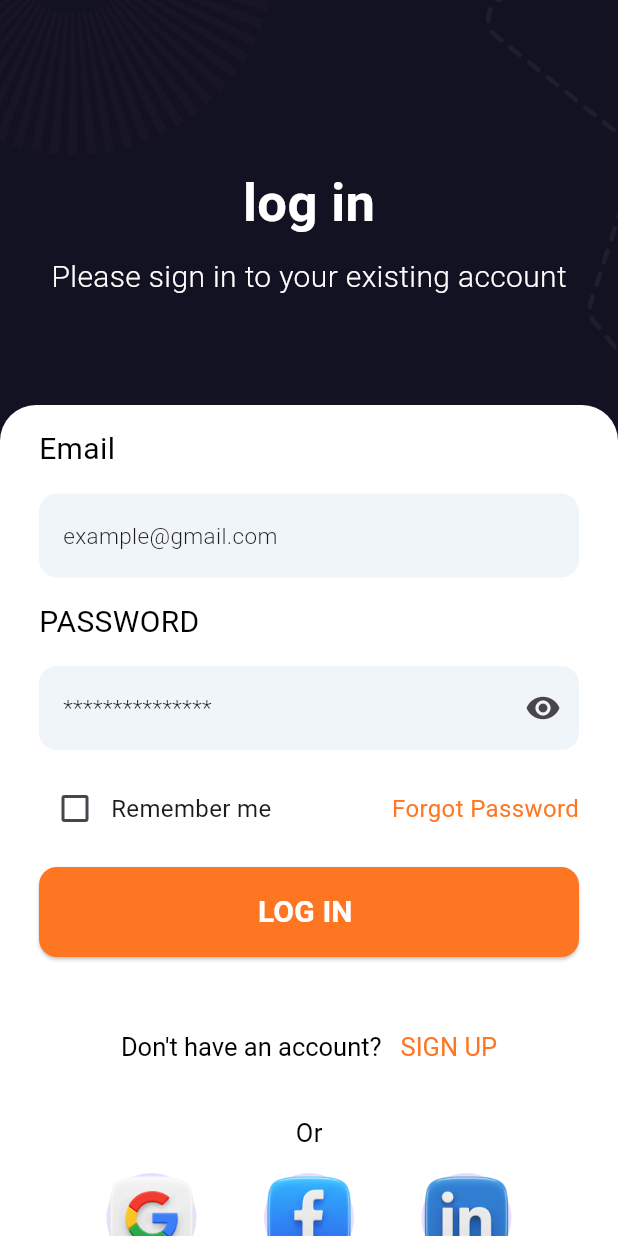
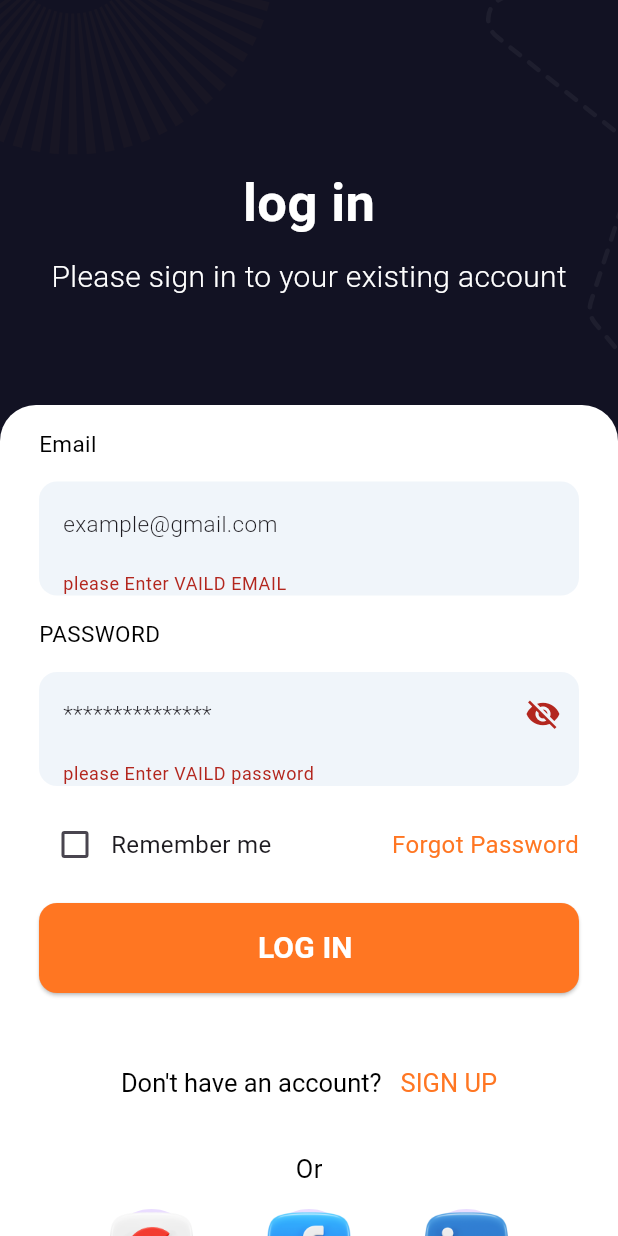
Before and after one commit to fathyaboesmael/ass_2_gdg, a Flutter app: the LoginScreen screen opened directly, after a tap on "LOG IN", on a phone screen of 412 x 824 dp. Run offline on Flutter 3.47's test engine with Material 3 defaults, Android fonts, the phone set to English and light mode, and no system bars; our stand-ins replace flutter_svg.

Commit message:
refactor: update login and sign up screens with form validation and state management chore: remove unused platform configurations from metadata fix: enhance custom button widget to accept onPressed callback

```diff
--- a/lib/core/widget/custom_bottom.dart
+++ b/lib/core/widget/custom_bottom.dart
@@ -1,9 +1,13 @@
 import 'package:flutter/material.dart';
 
 class CustomBottom extends StatelessWidget {
-  const CustomBottom({super.key, required this.customBottomText});
+  const CustomBottom({
+    super.key,
+    required this.customBottomText,
+    required this.onPressed,
+  });
   final String customBottomText;
-
+  final void Function()? onPressed;
   @override
   Widget build(BuildContext context) {
     return ElevatedButton(
@@ -15,7 +19,7 @@ class CustomBottom extends StatelessWidget {
         ),
       ),
 
-      onPressed: () {},
+      onPressed: onPressed,
       child: Text(
         customBottomText,
         style: TextStyle(color: Colors.white, fontSize: 20, fontWeight: .bold),
--- a/lib/core/widget/text_filed_section.dart
+++ b/lib/core/widget/text_filed_section.dart
@@ -1,18 +1,27 @@
 import 'package:flutter/material.dart';
 
-class TextFeildSection extends StatelessWidget {
+class TextFeildSection extends StatefulWidget {
   const TextFeildSection({
     super.key,
     required this.hintText,
     required this.textFieldName,
-    this.privacy,
     this.isSuffixIcon,
+    this.validator,
+    this.obscureText,
   });
   final String hintText;
   final String textFieldName;
-  final bool? privacy;
+  final bool? obscureText;
+
   final bool? isSuffixIcon;
+  final String? Function(String?)? validator;
 
+  @override
+  State<TextFeildSection> createState() => _TextFeildSectionState();
+}
+
+class _TextFeildSectionState extends State<TextFeildSection> {
+  bool vasbilty = true;
   @override
   Widget build(BuildContext context) {
     return Column(
@@ -20,10 +29,10 @@ class TextFeildSection extends StatelessWidget {
       crossAxisAlignment: .start,
       children: [
         Text(
-          textFieldName,
+          widget.textFieldName,
           style: TextStyle(
             color: Colors.black,
-            fontSize: 20,
+            fontSize: 15,
             fontWeight: .w400,
           ),
         ),
@@ -33,18 +42,29 @@ class TextFeildSection extends StatelessWidget {
             borderRadius: BorderRadius.circular(12),
           ),
 
-          child: TextField(
+          child: TextFormField(
+            validator: widget.validator,
+
             decoration: InputDecoration(
-              suffixIcon: isSuffixIcon == true
-                  ? Icon(Icons.remove_red_eye)
+              suffixIcon: widget.isSuffixIcon == true
+                  ? IconButton(
+                      onPressed: () {
+                        setState(() {
+                          vasbilty = !vasbilty;
+                        });
+                      },
+                      icon: vasbilty
+                          ? Icon(Icons.visibility_off)
+                          : Icon(Icons.remove_red_eye),
+                    )
                   : null,
               border: OutlineInputBorder(borderSide: BorderSide.none),
               hint: Text(
-                hintText,
+                widget.hintText,
                 style: TextStyle(fontWeight: .w300, fontSize: 15),
               ),
             ),
-            obscureText: privacy ?? false,
+            obscureText: widget.isSuffixIcon == true ? vasbilty : false,
           ),
         ),
       ],
--- a/lib/main.dart
+++ b/lib/main.dart
@@ -1,7 +1,5 @@
 import 'package:flutter/material.dart';
 import 'package:gdg_test/screens/login_screen.dart';
-import 'package:gdg_test/screens/sign_up_screen.dart';
-import 'package:gdg_test/screens/splash_screen.dart';
 
 void main() {
   runApp(MyApp());
@@ -12,6 +10,6 @@ class MyApp extends StatelessWidget {
 
   @override
   Widget build(BuildContext context) {
-    return MaterialApp(debugShowCheckedModeBanner: false, home: SplashScreen());
+    return MaterialApp(debugShowCheckedModeBanner: false, home: LoginScreen());
   }
 }
--- a/lib/screens/login_screen.dart
+++ b/lib/screens/login_screen.dart
@@ -2,10 +2,18 @@ import 'package:flutter/material.dart';
 import 'package:flutter_svg/svg.dart';
 import 'package:gdg_test/core/widget/custom_bottom.dart';
 import 'package:gdg_test/core/widget/text_filed_section.dart';
+import 'package:gdg_test/screens/sign_up_screen.dart';
 
-class LoginScreen extends StatelessWidget {
+class LoginScreen extends StatefulWidget {
   const LoginScreen({super.key});
+  @override
+  State<LoginScreen> createState() => _LoginScreenState();
+}
 
+GlobalKey<FormState> formKey = GlobalKey<FormState>();
+
+class _LoginScreenState extends State<LoginScreen> {
+  bool? rememberMe = false;
   @override
   Widget build(BuildContext context) {
     return Scaffold(
@@ -79,23 +87,49 @@ class LoginScreen extends StatelessWidget {
                 ),
                 child: Padding(
                   padding: const EdgeInsets.symmetric(horizontal: 26),
+                  child: Form(
+                    key: formKey,
                     child: Column(
                       spacing: 15,
                       children: [
                         SizedBox(),
                         TextFeildSection(
+                          obscureText: false,
+                          validator: (value) {
+                            if (value == null ||
+                                value.isEmpty ||
+                                !value.contains('@')) {
+                              return "please Enter VAILD EMAIL ";
+                            }
+                            return null;
+                          },
+
                           hintText: 'example@gmail.com',
                           textFieldName: 'Email',
                         ),
                         TextFeildSection(
+                          validator: (value) {
+                            if (value == null ||
+                                value.isEmpty ||
+                                value.length < 7) {
+                              return "please Enter VAILD password ";
+                            }
+                            return null;
+                          },
                           hintText: '***************',
                           textFieldName: 'PASSWORD',
-                        privacy: true,
                           isSuffixIcon: true,
                         ),
                         Row(
                           children: [
-                          Checkbox(value: false, onChanged: (value) {}),
+                            Checkbox(
+                              value: rememberMe,
+                              onChanged: (value) {
+                                setState(() {
+                                  rememberMe = value;
+                                });
+                              },
+                            ),
                             Text(
                               'Remember me',
                               style: TextStyle(fontSize: 16, fontWeight: .w400),
@@ -111,7 +145,21 @@ class LoginScreen extends StatelessWidget {
                             ),
                           ],
                         ),
-                      CustomBottom(customBottomText: 'LOG IN '),
+                        CustomBottom(
+                          customBottomText: 'LOG IN ',
+                          onPressed: () {
+                            if (formKey.currentState!.validate()) {
+                              Navigator.push(
+                                context,
+                                MaterialPageRoute(
+                                  builder: (context) => SignUpScreen(),
+                                ),
+                              );
+                            } else {
+                              print('not vaild');
+                            }
+                          },
+                        ),
                         SizedBox(height: 20),
                         RichText(
                           text: TextSpan(
@@ -140,21 +188,31 @@ class LoginScreen extends StatelessWidget {
                         Row(
                           mainAxisAlignment: .spaceEvenly,
                           children: [
-                          CircleAvatar(
+                            GestureDetector(
+                              onTap: () {},
+                              child: CircleAvatar(
                                 radius: 30,
                                 child: Image.asset('assets/google.png'),
                               ),
-                          CircleAvatar(
+                            ),
+                            GestureDetector(
+                              onTap: () {},
+                              child: CircleAvatar(
                                 radius: 30,
                                 child: Image.asset('assets/facebook.png'),
                               ),
-                          CircleAvatar(
+                            ),
+                            GestureDetector(
+                              onTap: () {},
+                              child: CircleAvatar(
                                 radius: 30,
                                 child: Image.asset('assets/linkedin.png'),
+                              ),
                             ),
                           ],
                         ),
                       ],
+                    ),
                   ),
                 ),
               ),
```
Also changed, not shown: lib/screens/sign_up_screen.dart (+55 -5 lines), pubspec.lock, 1 other file. Lines whose indentation alone changed are shown as unchanged.
